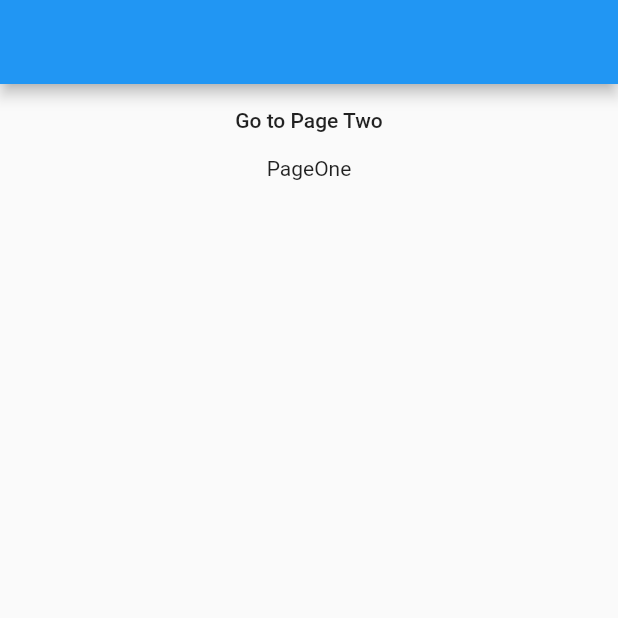
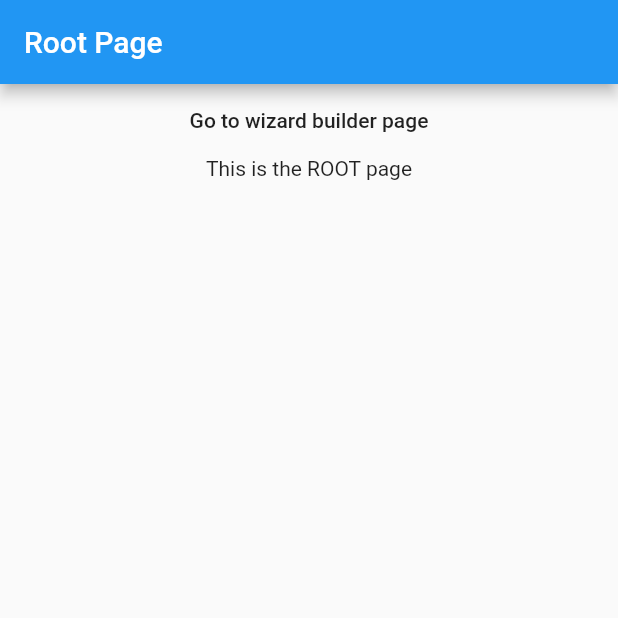
Before and after one commit to baku-apps/wizard_builder, a Flutter app: the screen it shows after launch, on a phone screen of 412 x 824 dp, the top half of it. Run offline on Flutter 3.47's test engine with Material 2 defaults, Android fonts, the phone set to English and light mode, and no system bars.

Commit message:
fix navigation issues

```diff
--- a/example/lib/main.dart
+++ b/example/lib/main.dart
@@ -16,7 +16,42 @@ class MyApp extends StatelessWidget {
         primarySwatch: Colors.blue,
         visualDensity: VisualDensity.adaptivePlatformDensity,
       ),
-      home: MyHomePage(title: 'Flutter Demo Home Page'),
+      home: RootPage(),
+    );
+  }
+}
+
+class RootPage extends StatefulWidget {
+  RootPage({Key key}) : super(key: key);
+
+  @override
+  _RootPageState createState() => _RootPageState();
+}
+
+class _RootPageState extends State<RootPage> {
+  @override
+  Widget build(BuildContext context) {
+    return Scaffold(
+      appBar: AppBar(
+        title: Text('Root Page'),
+      ),
+      body: Center(
+        child: Container(
+          child: Column(
+            children: <Widget>[
+              FlatButton(
+                child: Text('Go to wizard builder page'),
+                onPressed: () {
+                  Navigator.of(context).push(MaterialPageRoute(
+                      builder: (context) =>
+                          MyHomePage(title: 'Wizard Builder Page')));
+                },
+              ),
+              Text('This is the ROOT page'),
+            ],
+          ),
+        ),
+      ),
     );
   }
 }
@@ -39,6 +74,8 @@ class _MyHomePageState extends State<MyHomePage> {
         navigatorKey: navigatorKey,
         pages: [
           PageOne(),
+          PageTwo(closeOnNavigate: true),
+          PageThree(closeOnNavigate: true),
           PageTwo(),
         ],
       ),
--- a/example/lib/test_pages.dart
+++ b/example/lib/test_pages.dart
@@ -12,26 +12,31 @@ class _PageOneState extends WizardState<PageOne> {
   @override
   Widget build(BuildContext context) {
     return Scaffold(
-      appBar: AppBar(),
-      body: Container(
-        child: Center(
+      appBar: AppBar(
+        leading: CloseButton(onPressed: () => onPopWizard()),
+        title: Text('Page ONE'),
+      ),
+      body: Center(
+        child: Container(
           child: Column(
             children: <Widget>[
               FlatButton(
-              child: Text('Go to Page Two'),
+                child: Text('Go to next page'),
                 onPressed: () {
                   onPush();
                 },
               ),
-            Text('PageOne'),
+              Text('Page One'),
             ],
-        )),
+          ),
+        ),
       ),
     );
   }
 
   @override
   void onPush() {
+    //do something here before navigating
     super.onPush();
   }
 }
@@ -39,7 +44,10 @@ class _PageOneState extends WizardState<PageOne> {
 //-------------------------------------
 
 class PageTwo extends WizardPage {
-  const PageTwo({Key key}) : super(key: key);
+  const PageTwo({Key key, this.closeOnNavigate = false})
+      : super(key: key, closeOnNavigate: closeOnNavigate);
+
+  final bool closeOnNavigate;
 
   @override
   _PageTwoState createState() => _PageTwoState();
@@ -49,12 +57,60 @@ class _PageTwoState extends WizardState<PageTwo> {
   @override
   Widget build(BuildContext context) {
     return Scaffold(
-      appBar: AppBar(),
-      body: Container(
-        child: Center(
-          child: Text('PagTwo'),
+      appBar: AppBar(
+        title: Text('Page TWO'),
+      ),
+      body: Center(
+        child: Container(
+          child: Column(
+            children: <Widget>[
+              FlatButton(
+                child: Text('Go to next page'),
+                onPressed: () {
+                  onPush();
+                },
+              ),
+              Text('Page two'),
+            ],
+          ),
         ),
       ),
     );
   }
 }
+
+class PageThree extends WizardPage {
+  const PageThree({Key key, this.closeOnNavigate = false})
+      : super(key: key, closeOnNavigate: closeOnNavigate);
+
+  final bool closeOnNavigate;
+
+  @override
+  _PageThreeState createState() => _PageThreeState();
+}
+
+class _PageThreeState extends WizardState<PageThree> {
+  @override
+  Widget build(BuildContext context) {
+    return Scaffold(
+      appBar: AppBar(
+        title: Text('Page TWO'),
+      ),
+      body: Center(
+        child: Container(
+          child: Column(
+            children: <Widget>[
+              FlatButton(
+                child: Text('Go to next page'),
+                onPressed: () {
+                  onPush();
+                },
+              ),
+              Text('Page two'),
+            ],
+          ),
+        ),
+      ),
+    );
+  }
+}
--- a/lib/wizard_builder.dart
+++ b/lib/wizard_builder.dart
@@ -7,12 +7,16 @@ import 'package:flutter/material.dart';
 import 'package:flutter/widgets.dart';
 import 'package:wizard_builder/wizard_page.dart';
 
+typedef WizardPageBuilder = WizardPage Function(BuildContext context);
+
 class WizardBuilder extends StatefulWidget {
   WizardBuilder({
     Key key,
-    this.navigatorKey,
-    this.pages,
-  }) : super(key: key);
+    @required this.navigatorKey,
+    @required this.pages,
+  })  : assert(navigatorKey != null),
+        assert(pages != null && pages.isNotEmpty),
+        super(key: key);
 
   final GlobalKey<NavigatorState> navigatorKey;
   final List<WizardPage> pages;
@@ -40,41 +44,37 @@ class WizardBuilderState extends State<WizardBuilder> {
   List<_WizardItem> _fullPageStack = List<_WizardItem>();
   ListQueue<_WizardItem> _currentPageStack = ListQueue();
 
+  int get currentStep => _currentPageStack.last.step;
+
+  _WizardItem get currentItem =>
+      (_currentPageStack.length > 0) ? _currentPageStack.last : null;
+
+  WizardPage get currentPage =>
+      (currentItem != null) ? currentItem.widget(context) : null;
+
   @override
   void initState() {
     _fullPageStack = _WizardItem.flattenPages([widget.pages]);
-
+    _currentPageStack.addLast(_fullPageStack[0]);
     super.initState();
   }
 
   @override
   Widget build(BuildContext context) {
-    final routeBuilders = _routeBuilders(context);
-
     return Navigator(
       key: widget.navigatorKey,
-      initialRoute: routeBuilders.keys.first,
+      initialRoute: _fullPageStack.first.route,
       onGenerateRoute: (routeSettings) {
         return MaterialPageRoute(
-          builder: (context) => routeBuilders[routeSettings.name](context),
+          builder: (context) => _fullPageStack[0].widget(context),
         );
       },
     );
   }
 
-  int get currentStep => _currentPageStack.last.step;
-
-  _WizardItem get currentItem =>
-      (_currentPageStack.length > 0) ? _currentPageStack.last : null;
-
-  WizardPage get currentPage => (currentItem != null) ? currentItem.page : null;
-
-  //List<WizardPage> get wizardSteps => wizardPagesList;
   Future<bool> nextPage() async {
-    final routeBuilders = _routeBuilders(context);
-
     if (_isLastPage()) {
-      _pop(context);
+      closeWizard();
       return true;
     }
 
@@ -83,54 +83,45 @@ class WizardBuilderState extends State<WizardBuilder> {
 
     currentPageIndex = currentPageIndex == -1 ? 0 : currentPageIndex;
 
-    if (currentPage != null && currentPage.closeOnNavigate) {
-      //Todo: use removeBelowRoute to remove the page
-      //https://api.flutter.dev/flutter/widgets/NavigatorState/removeRouteBelow.html
-      closePage(); //close current first before adding new page to stack
-    }
-
     _currentPageStack.addLast(_fullPageStack[currentPageIndex + 1]);
 
-    await _push(
+    await _pushItem(
       context,
-      routeBuilders.keys.toList()[currentPageIndex + 1],
+      _fullPageStack[currentPageIndex + 1],
       isModal: currentPage.isModal,
     );
+
+    _currentPageStack.removeLast();
+    if (_currentPageStack.last.widget(context).closeOnNavigate) {
+      closePage();
+    }
 
     return true;
   }
 
   void closePage() {
     _pop(context);
-    _currentPageStack.removeLast();
   }
 
   void closeWizard() {
-    Navigator.of(context).pop();
+    //TODO: give option to define continuing route...
+    Navigator.of(context).maybePop().then((canPop) {
+      if (!canPop) {
+        throw FlutterError(
+            'The Wizard cannot be closed, because there is no root navigator. Please start the Wizard from a.\n'
+            'root navigator.');
+      }
+    });
   }
 
   bool _isLastPage() {
     return _currentPageStack.length == _fullPageStack.length;
   }
 
-  Map<String, WidgetBuilder> _routeBuilders(BuildContext context) {
-    var routes = <String, WidgetBuilder>{};
-    for (var i = 0; i < widget.pages.length; i++) {
-      if (i == 0) {
-        routes['/'] = (context) => widget.pages[i];
-      } else {
-        routes['/{i}'] = (context) => widget.pages[i];
-      }
-    }
-    return routes;
-  }
-
-  Future _push(BuildContext context, String route, {bool isModal}) {
-    final routeBuilders = _routeBuilders(context);
-
+  Future _pushItem(BuildContext context, _WizardItem item, {bool isModal}) {
     return widget.navigatorKey.currentState.push(
       MaterialPageRoute(
-        builder: (context) => routeBuilders[route](context),
+        builder: (context) => item.widget(context),
         fullscreenDialog: isModal,
       ),
     );
@@ -142,24 +133,41 @@ class WizardBuilderState extends State<WizardBuilder> {
 }
 
 class _WizardItem {
-  int step;
-  int index;
-  Widget page;
+  final int step;
+  final int index;
+  final WizardPageBuilder widget;
+  final String route;
 
   static List<_WizardItem> pageStack = List<_WizardItem>();
 
-  _WizardItem(int step, int index, Widget page) {
-    this.step = step;
-    this.index = index;
-    this.page = page;
-  }
+  _WizardItem({this.step, this.index, this.widget, this.route});
 
   static List<_WizardItem> flattenPages(List<List<Widget>> pages) {
     pageStack.clear();
 
     for (var i = 0; i < pages.length; i++) {
       for (var y = 0; y < pages[i].length; y++) {
-        pageStack.add(_WizardItem(i, y, pages[i][y]));
+        //add first route
+        if (i == 0 && y == 0) {
+          pageStack.add(
+            _WizardItem(
+              step: i,
+              index: y,
+              widget: (context) => pages[i][y],
+              route: '/',
+            ),
+          );
+        } else {
+          var uuid = UniqueKey().toString();
+          pageStack.add(
+            _WizardItem(
+              step: i,
+              index: y,
+              widget: (context) => pages[i][y],
+              route: '/$uuid',
+            ),
+          );
+        }
       }
     }
 
```
Also changed, not shown: lib/wizard_page.dart (+9 -3 lines), 6 other files. Lines whose indentation alone changed are shown as unchanged.
